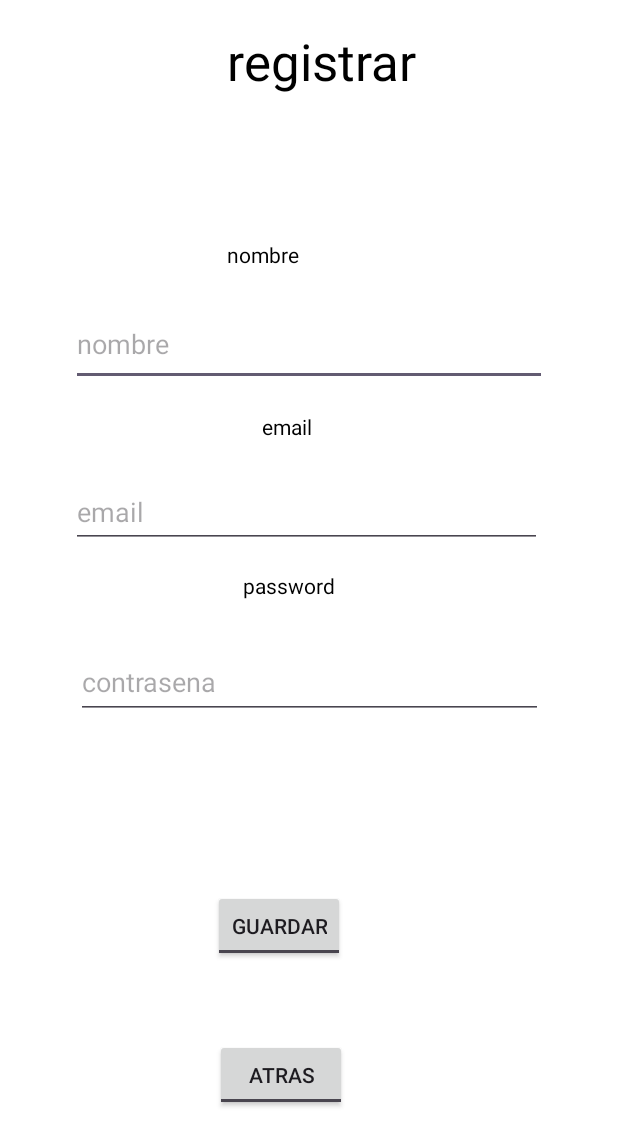
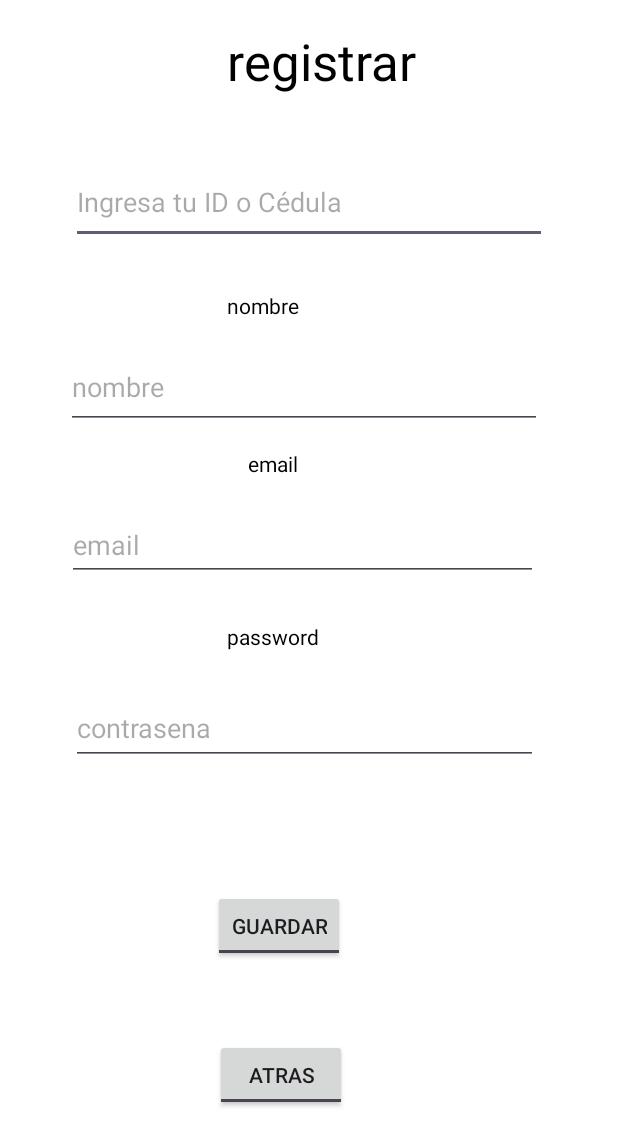
Before and after one commit to carmolano/Andro-apestor-CMM, an Android app: the registro screen opened directly, with no data from a screen before it, on a phone screen of 412 x 824 dp. Shown: the top 1146 px of the screen. Run offline under Robolectric (Android 15) with nearby library versions, the phone set to English and light mode, and no system bars.

Commit message:
feat(conexion a render )
conexion a render

```diff
--- a/build.gradle.kts
+++ b/build.gradle.kts
@@ -44,4 +44,6 @@ dependencies {
     testImplementation(libs.junit)
     androidTestImplementation(libs.androidx.espresso.core)
     androidTestImplementation(libs.androidx.junit)
+    implementation("com.squareup.retrofit2:retrofit:2.11.0")
+    implementation("com.squareup.retrofit2:converter-gson:2.11.0")
 }
--- a/src/main/AndroidManifest.xml
+++ b/src/main/AndroidManifest.xml
@@ -2,6 +2,7 @@
 <manifest xmlns:android="http://schemas.android.com/apk/res/android"
     xmlns:tools="http://schemas.android.com/tools">
 
+    <uses-permission android:name="android.permission.INTERNET" />
     <application
         android:allowBackup="true"
         android:dataExtractionRules="@xml/data_extraction_rules"
--- a/src/main/res/layout/activity_login.xml
+++ b/src/main/res/layout/activity_login.xml
@@ -57,7 +57,7 @@
         app:layout_constraintTop_toTopOf="parent" />
 
     <EditText
-        android:id="@+id/editTextText3"
+        android:id="@+id/txtEmail1"
         android:layout_width="wrap_content"
         android:layout_height="wrap_content"
         android:ems="10"
@@ -97,7 +97,7 @@
         android:layout_marginTop="36dp" />
 
     <EditText
-        android:id="@+id/editTextTextPassword"
+        android:id="@+id/txtpass1"
         android:layout_width="220dp"
         android:layout_height="50dp"
         android:ems="10"
--- a/src/main/res/layout/activity_registro.xml
+++ b/src/main/res/layout/activity_registro.xml
@@ -24,6 +24,21 @@
         app:layout_constraintTop_toTopOf="parent"
         app:layout_constraintVertical_bias="0.023" />
 
+    <EditText
+        android:id="@+id/txtid"
+        android:layout_width="317dp"
+        android:layout_height="55dp"
+        android:ems="10"
+        android:hint="Ingresa tu ID o Cédula"
+        android:inputType="number"
+        android:textColor="@color/black"
+        app:layout_constraintBottom_toBottomOf="parent"
+        app:layout_constraintEnd_toEndOf="parent"
+        app:layout_constraintStart_toStartOf="parent"
+        app:layout_constraintTop_toTopOf="parent"
+        app:layout_constraintVertical_bias="0.14" />
+
+
     <TextView
         android:id="@+id/textView6"
         android:layout_width="79dp"
@@ -35,7 +50,7 @@
         app:layout_constraintHorizontal_bias="0.454"
         app:layout_constraintStart_toStartOf="parent"
         app:layout_constraintTop_toTopOf="parent"
-        app:layout_constraintVertical_bias="0.199" />
+        app:layout_constraintVertical_bias="0.241" />
 
     <EditText
         android:id="@+id/txtnombre"
@@ -47,9 +62,10 @@
         android:textColor="@color/black"
         app:layout_constraintBottom_toBottomOf="parent"
         app:layout_constraintEnd_toEndOf="parent"
+        app:layout_constraintHorizontal_bias="0.468"
         app:layout_constraintStart_toStartOf="parent"
         app:layout_constraintTop_toTopOf="parent"
-        app:layout_constraintVertical_bias="0.263" />
+        app:layout_constraintVertical_bias="0.3" />
 
     <TextView
         android:id="@+id/textView7"
@@ -59,10 +75,10 @@
         android:textColor="@color/black"
         app:layout_constraintBottom_toBottomOf="parent"
         app:layout_constraintEnd_toEndOf="parent"
-        app:layout_constraintHorizontal_bias="0.49"
+        app:layout_constraintHorizontal_bias="0.464"
         app:layout_constraintStart_toStartOf="parent"
         app:layout_constraintTop_toTopOf="parent"
-        app:layout_constraintVertical_bias="0.345" />
+        app:layout_constraintVertical_bias="0.376" />
 
     <EditText
         android:id="@+id/txtemail"
@@ -74,10 +90,10 @@
         android:textColor="@color/black"
         app:layout_constraintBottom_toBottomOf="parent"
         app:layout_constraintEnd_toEndOf="parent"
-        app:layout_constraintHorizontal_bias="0.484"
+        app:layout_constraintHorizontal_bias="0.453"
         app:layout_constraintStart_toStartOf="parent"
         app:layout_constraintTop_toTopOf="parent"
-        app:layout_constraintVertical_bias="0.409" />
+        app:layout_constraintVertical_bias="0.437" />
 
     <TextView
         android:id="@+id/textView8"
@@ -87,10 +103,10 @@
         android:textColor="@color/black"
         app:layout_constraintBottom_toBottomOf="parent"
         app:layout_constraintEnd_toEndOf="parent"
-        app:layout_constraintHorizontal_bias="0.493"
+        app:layout_constraintHorizontal_bias="0.46"
         app:layout_constraintStart_toStartOf="parent"
         app:layout_constraintTop_toTopOf="parent"
-        app:layout_constraintVertical_bias="0.477" />
+        app:layout_constraintVertical_bias="0.519" />
 
     <EditText
         android:id="@+id/txt_passw"
@@ -102,9 +118,10 @@
         android:textColor="@color/black"
         app:layout_constraintBottom_toBottomOf="parent"
         app:layout_constraintEnd_toEndOf="parent"
+        app:layout_constraintHorizontal_bias="0.47"
         app:layout_constraintStart_toStartOf="parent"
         app:layout_constraintTop_toTopOf="parent"
-        app:layout_constraintVertical_bias="0.555" />
+        app:layout_constraintVertical_bias="0.595" />
 
     <ToggleButton
         android:id="@+id/btnGuardarData"
```
Also changed, not shown: src/main/java/com/example/andro_apestor_cmm/AuthModels.kt (added, +19 -0 lines), src/main/java/com/example/andro_apestor_cmm/RetrofitClient.kt (added, +27 -0 lines), src/main/java/com/example/andro_apestor_cmm/login.kt (+56 -5 lines), src/main/java/com/example/andro_apestor_cmm/registro.kt (+66 -6 lines).
